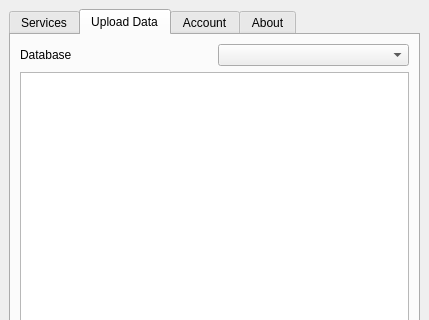
This is qgiscloud/ui_qgiscloudplugin.ui in qgiscloud/qgis-cloud-plugin as Qt 5 draws it before an edit; both pictures show x 0 to 429 and y 0 to 320 of the 429 by 602 pixel window. The edited form follows.
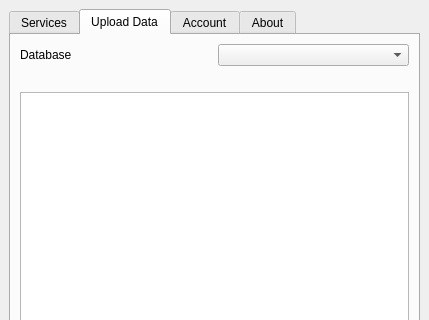
This is the edited form. The open tabs and pages were chosen to show the change. Icons and pictures are not drawn.

Commit message: used db added to layer upload section, release 0.11.14 added

```diff
--- a/qgiscloud/ui_qgiscloudplugin.ui
+++ b/qgiscloud/ui_qgiscloudplugin.ui
@@ -388,6 +388,13 @@
           </item>
          </layout>
         </item>
+        <item>
+         <widget class="QLabel" name="lblDbSizeUpload">
+          <property name="text">
+           <string/>
+          </property>
+         </widget>
+        </item>
         <item>
          <widget class="QTableWidget" name="tblLocalLayers">
           <attribute name="verticalHeaderVisible">
```
The commit also changes 4 other files.
